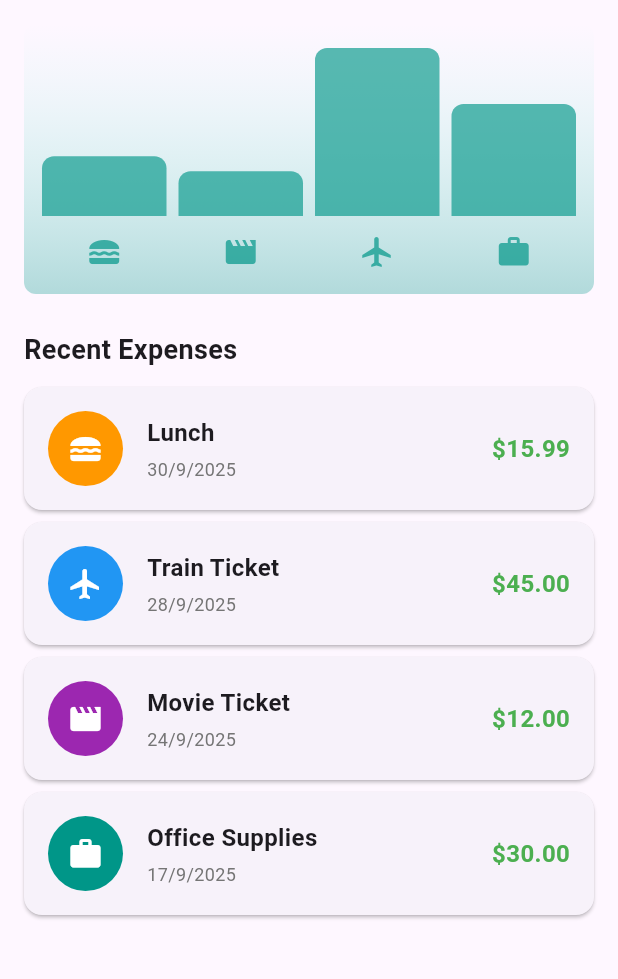
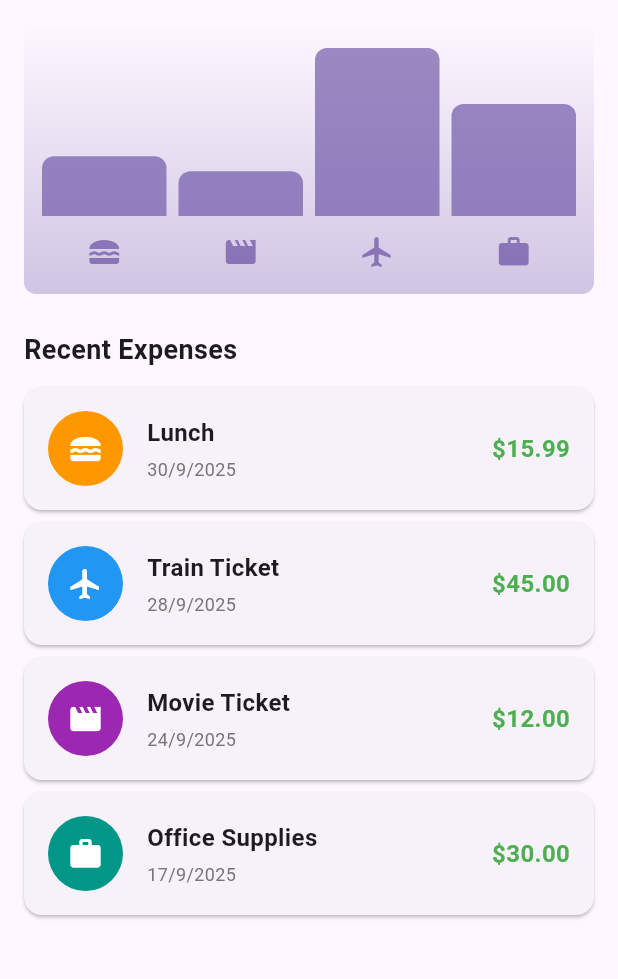
Before and after one commit to ivanjameslo/expense_tracker, a Flutter app: the screen it shows after launch, on a phone screen of 412 x 824 dp, the part 84-1063 px from its top. Run offline on Flutter 3.47's test engine with Material 3 defaults, Android fonts, the phone set to English and light mode, and no system bars.

```diff
--- a/lib/expense.dart
+++ b/lib/expense.dart
@@ -1,7 +1,7 @@
 import 'package:expense_tracker/model/expense_item.dart';
 import 'package:expense_tracker/new_expense.dart';
 import 'package:expense_tracker/widgets/expense_item_widget.dart';
-import 'package:expense_tracker/widgets/expenses_chart.dart';
+import 'package:expense_tracker/widgets/chart/chart.dart';
 import 'package:flutter/material.dart';
 
 class Expense extends StatefulWidget {
@@ -100,7 +100,7 @@ class _ExpenseState extends State<Expense> {
         body: Column(
           children: [
             // Expenses Chart
-            ExpensesChart(expenses: _registeredExpenses),
+            Chart(expenses: _registeredExpenses),
             // Expenses List Header
             const Padding(
               padding: EdgeInsets.symmetric(horizontal: 16, vertical: 8),
--- /dev/null
+++ b/lib/models/expense.dart
@@ -0,0 +1 @@
+// TODO Implement this library.
--- a/lib/widgets/expenses_chart.dart
+++ b/lib/widgets/chart/chart.dart
@@ -1,8 +1,10 @@
 import 'package:expense_tracker/model/expense_item.dart';
 import 'package:flutter/material.dart';
 
-class ExpensesChart extends StatelessWidget {
-  const ExpensesChart({super.key, required this.expenses});
+import 'package:expense_tracker/widgets/chart/chart_bar.dart';
+
+class Chart extends StatelessWidget {
+  const Chart({super.key, required this.expenses});
 
   final List<ExpenseItem> expenses;
 
@@ -43,8 +45,8 @@ class ExpensesChart extends StatelessWidget {
         borderRadius: BorderRadius.circular(8),
         gradient: LinearGradient(
           colors: [
-            Colors.teal.withOpacity(0.3),
-            Colors.tealAccent.withOpacity(0.0)
+            Theme.of(context).colorScheme.primary.withOpacity(0.3),
+            Theme.of(context).colorScheme.primary.withOpacity(0.0)
           ],
           begin: Alignment.bottomCenter,
           end: Alignment.topCenter,
@@ -75,8 +77,11 @@ class ExpensesChart extends StatelessWidget {
                       child: Icon(
                         categoryIcons[bucket.category],
                         color: isDarkMode
-                            ? Colors.tealAccent.withOpacity(0.9)
-                            : Colors.teal.withOpacity(0.7),
+                            ? Theme.of(context).colorScheme.secondary
+                            : Theme.of(context)
+                                .colorScheme
+                                .primary
+                                .withOpacity(0.7),
                       ),
                     ),
                   ),
@@ -88,36 +93,3 @@ class ExpensesChart extends StatelessWidget {
     );
   }
 }
-
-class ChartBar extends StatelessWidget {
-  const ChartBar({
-    super.key,
-    required this.fill,
-  });
-
-  final double fill;
-
-  @override
-  Widget build(BuildContext context) {
-    final isDarkMode =
-        MediaQuery.of(context).platformBrightness == Brightness.dark;
-    return Expanded(
-      child: Padding(
-        padding: const EdgeInsets.symmetric(horizontal: 4),
-        child: FractionallySizedBox(
-          heightFactor: fill,
-          child: DecoratedBox(
-            decoration: BoxDecoration(
-              shape: BoxShape.rectangle,
-              borderRadius:
-                  const BorderRadius.vertical(top: Radius.circular(8)),
-              color: isDarkMode
-                  ? Colors.teal.withOpacity(0.8)
-                  : Colors.teal.withOpacity(0.65),
-            ),
-          ),
-        ),
-      ),
-    );
-  }
-}
--- /dev/null
+++ b/lib/widgets/chart/chart_bar.dart
@@ -0,0 +1,34 @@
+import 'package:flutter/material.dart';
+
+class ChartBar extends StatelessWidget {
+  const ChartBar({
+    super.key,
+    required this.fill,
+  });
+
+  final double fill;
+
+  @override
+  Widget build(BuildContext context) {
+    final isDarkMode =
+        MediaQuery.of(context).platformBrightness == Brightness.dark;
+    return Expanded(
+      child: Padding(
+        padding: const EdgeInsets.symmetric(horizontal: 4),
+        child: FractionallySizedBox(
+          heightFactor: fill,
+          child: DecoratedBox(
+            decoration: BoxDecoration(
+              shape: BoxShape.rectangle,
+              borderRadius:
+                  const BorderRadius.vertical(top: Radius.circular(8)),
+              color: isDarkMode
+                  ? Theme.of(context).colorScheme.secondary
+                  : Theme.of(context).colorScheme.primary.withOpacity(0.65),
+            ),
+          ),
+        ),
+      ),
+    );
+  }
+}
```
